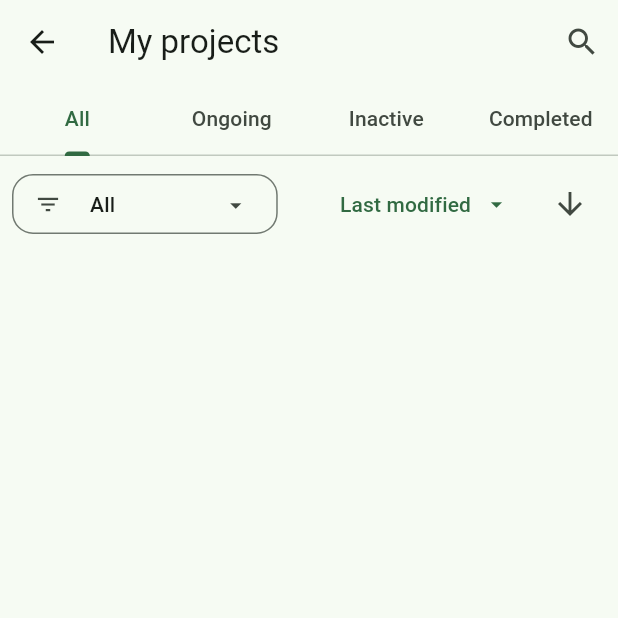
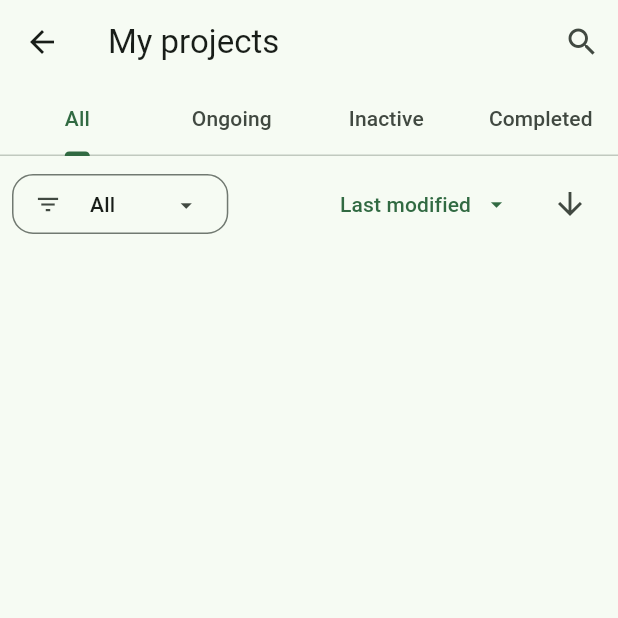
Before and after one commit to dawnj26/craftmate_client, a Flutter app: the _Body screen opened directly, on a phone screen of 412 x 824 dp, the top half of it. Run offline on Flutter 3.47's test engine with Material 3 defaults, Android fonts, the phone set to English and light mode, and no system bars; our stand-ins replace better_player, bloc, bloc_concurrency, carousel_slider, cloud_firestore, connectivity_plus and 24 more; missing offline and left inert: flutter_quill, flutter_quill_extensions, flutter_web_auth_2, maps_launcher; accounts and stored records are empty.

Commit message:
feat: adjust width of FilterDropdown in user project screen for improved layout

```diff
--- a/lib/project_management/user_projects/view/screens/user_project_screen.dart
+++ b/lib/project_management/user_projects/view/screens/user_project_screen.dart
@@ -555,7 +555,7 @@ class _FilterDropdown extends StatelessWidget {
   Widget build(BuildContext context) {
     final screenSize = MediaQuery.sizeOf(context);
     return FilterDropdown<ProjectFilter>(
-      width: screenSize.width * 0.43,
+      width: screenSize.width * 0.35,
       initialSelection: ProjectFilter.all,
       items: ProjectFilter.values
           .map(
```
